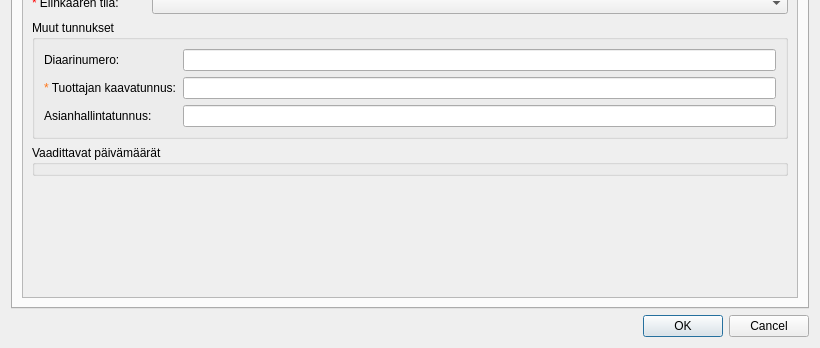
The window that arho_feature_template/gui/dialogs/plan_attribute_form.ui (GispoCoding/arho-feature-template) describes before a commit, drawn with Qt 5; both pictures show x 0 to 820 and y 307 to 655 of the 820 by 655 pixel window.
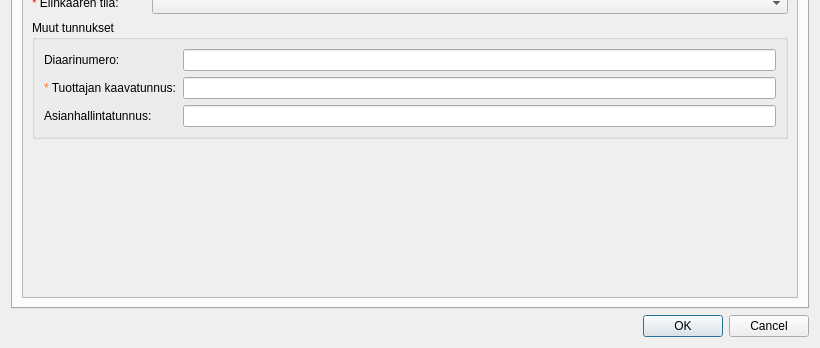
The same window after the commit. Custom widgets are drawn as their Qt base class.

Commit message:
Add event dates to lifecycles that require them.
Created pipeline for saving Event dates.
Event dates are managed in the lifecycle_editor. Added class methods for event date related code_layers.
Updated relevant models.

What changed in the file:
```diff
--- a/arho_feature_template/gui/dialogs/plan_attribute_form.ui
+++ b/arho_feature_template/gui/dialogs/plan_attribute_form.ui
@@ -244,22 +244,6 @@
              </layout>
             </widget>
            </item>
-           <item>
-            <widget class="QgsCollapsibleGroupBox" name="mGroupBox_dates">
-             <property name="enabled">
-              <bool>true</bool>
-             </property>
-             <property name="title">
-              <string>Vaadittavat päivämäärät</string>
-             </property>
-             <property name="flat">
-              <bool>true</bool>
-             </property>
-             <property name="collapsed">
-              <bool>true</bool>
-             </property>
-            </widget>
-           </item>
            <item>
             <spacer name="verticalSpacer_3">
              <property name="orientation">
```
The commit also changes 8 other files.
